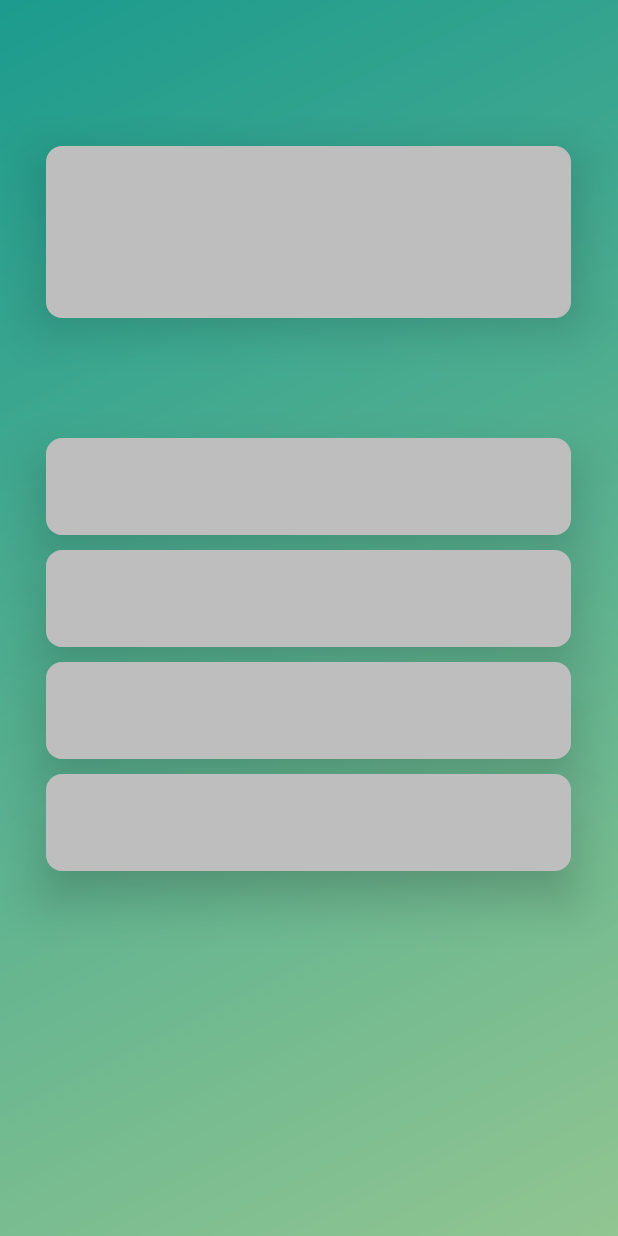
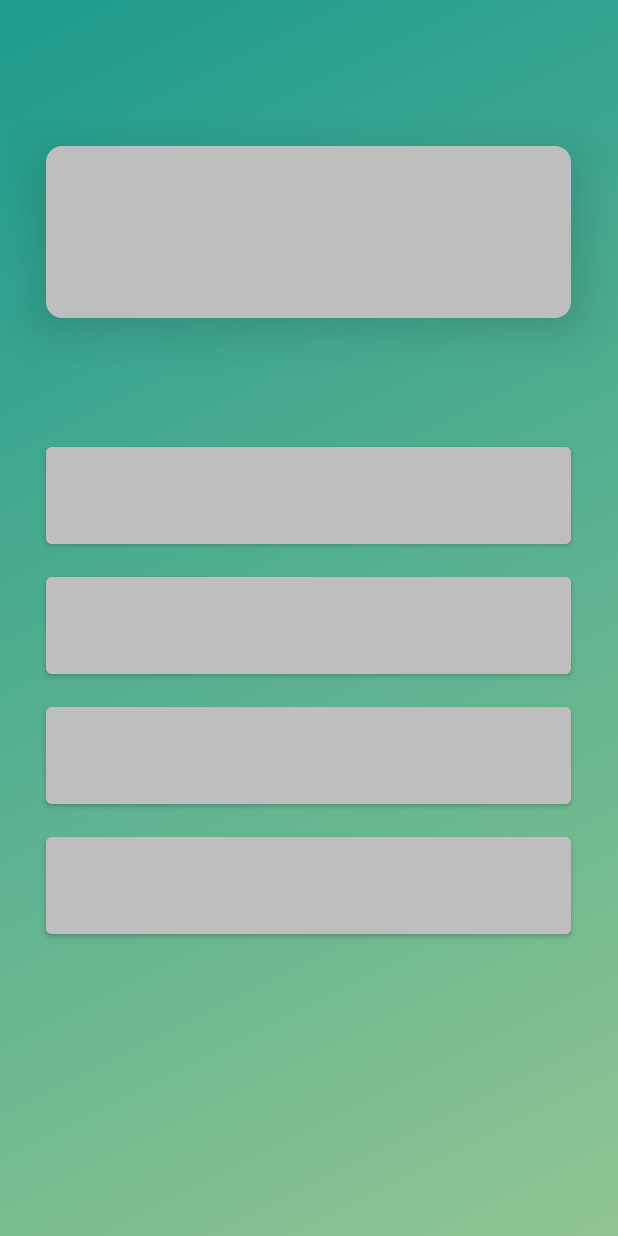
Before and after one commit to matthew-s-white/TriviaHunt, an Android app: the layout activity_trivia_card.xml on its own in the app's theme, with its tools: preview values and no code run, on a phone screen of 412 x 824 dp. Run offline under Robolectric (Android 15) with nearby library versions, the light colour scheme and no system bars.

Commit message:
Added parser and hopefully fixed the buttons

```diff
--- /dev/null
+++ b/app/src/main/res/drawable/round_button.xml
@@ -0,0 +1,6 @@
+<?xml version="1.0" encoding="utf-8"?>
+<shape xmlns:android="http://schemas.android.com/apk/res/android">
+
+    <solid android:color="@color/light_gray"></solid>
+    <corners android:radius="50px"></corners>
+</shape>
--- a/app/src/main/res/layout/activity_trivia_card.xml
+++ b/app/src/main/res/layout/activity_trivia_card.xml
@@ -47,12 +47,11 @@
 
             </TextView>
 
-            <TextView
+            <Button
                 android:id="@+id/answer1"
                 android:layout_width="350dp"
                 android:layout_height="wrap_content"
                 android:layout_marginTop="80dp"
-                android:background="@drawable/round_edges"
                 android:backgroundTint="@color/light_gray"
                 android:elevation="20dp"
                 android:gravity="center_horizontal"
@@ -62,14 +61,13 @@
                 android:textSize="18dp"
                 android:onClick="onClick">
 
-            </TextView>
+            </Button>
 
-            <TextView
+            <Button
                 android:id="@+id/answer2"
                 android:layout_width="350dp"
                 android:layout_height="wrap_content"
                 android:layout_marginTop="10dp"
-                android:background="@drawable/round_edges"
                 android:backgroundTint="@color/light_gray"
                 android:elevation="20dp"
                 android:gravity="center_horizontal"
@@ -79,14 +77,13 @@
                 android:textSize="18dp"
                 android:onClick="onClick">
 
-            </TextView>
+            </Button>
 
-            <TextView
+            <Button
                 android:id="@+id/answer3"
                 android:layout_width="350dp"
                 android:layout_height="wrap_content"
                 android:layout_marginTop="10dp"
-                android:background="@drawable/round_edges"
                 android:backgroundTint="@color/light_gray"
                 android:elevation="20dp"
                 android:gravity="center_horizontal"
@@ -96,14 +93,13 @@
                 android:textSize="18dp"
                 android:onClick="onClick">
 
-            </TextView>
+            </Button>
 
-            <TextView
+            <Button
                 android:id="@+id/answer4"
                 android:layout_width="350dp"
                 android:layout_height="wrap_content"
                 android:layout_marginTop="10dp"
-                android:background="@drawable/round_edges"
                 android:backgroundTint="@color/light_gray"
                 android:elevation="20dp"
                 android:gravity="center_horizontal"
@@ -113,7 +109,7 @@
                 android:textSize="18dp"
                 android:onClick="onClick">
 
-            </TextView>
+            </Button>
 
 
         </LinearLayout>
```
Also changed, not shown: app/src/main/java/com/example/triviahunt/DataParser.java (added, +85 -0 lines), app/src/main/java/com/example/triviahunt/TriviaCard.java (added, +29 -0 lines), app/src/main/java/com/example/triviahunt/TriviaCardActivity.java (+7 -10 lines).
